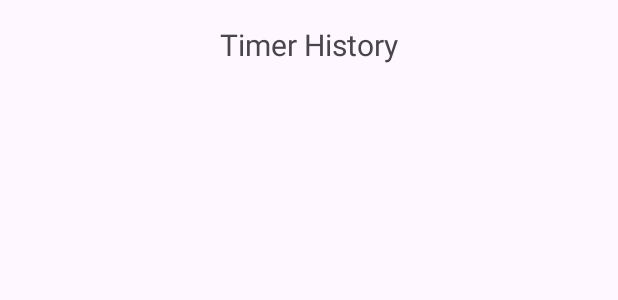
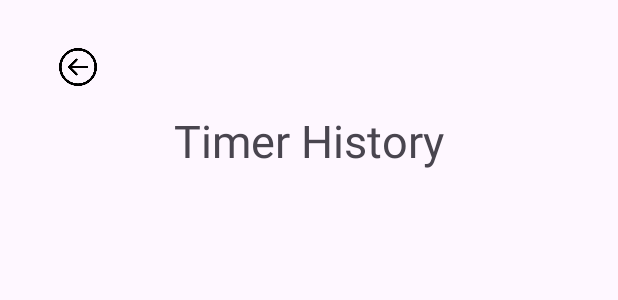
Before and after one commit to Aishwarya2004g/Timer-Project, an Android app: the layout activity_timer_history.xml on its own in the app's theme, with its tools: preview values and no code run, on a phone screen of 412 x 824 dp. Shown: the top 300 px of the screen. Run offline under Robolectric (Android 15) with nearby library versions, the phone set to English and light mode, and no system bars.

Commit message:
5th commit

```diff
--- a/app/src/main/java/com/example/timerapplication/TimerHistoryActivity.java
+++ b/app/src/main/java/com/example/timerapplication/TimerHistoryActivity.java
@@ -2,6 +2,7 @@ package com.example.timerapplication;
 
 import android.database.Cursor;
 import android.os.Bundle;
+import android.widget.ImageView;
 import android.widget.ListView;
 import android.widget.SimpleCursorAdapter;
 import androidx.appcompat.app.AppCompatActivity;
@@ -15,6 +16,10 @@ public class TimerHistoryActivity extends AppCompatActivity {
     protected void onCreate(Bundle savedInstanceState) {
         super.onCreate(savedInstanceState);
         setContentView(R.layout.activity_timer_history);
+        // Set up back navigation
+        ImageView backArrow = findViewById(R.id.back_arrow);
+        backArrow.setOnClickListener(v -> onBackPressed());
+
 
         listView = findViewById(R.id.historyListView);
         dbHelper = new TimerDatabaseHelper(this);
--- a/app/src/main/res/layout/activity_timer_history.xml
+++ b/app/src/main/res/layout/activity_timer_history.xml
@@ -1,16 +1,28 @@
 <LinearLayout xmlns:android="http://schemas.android.com/apk/res/android"
     android:layout_width="match_parent"
     android:layout_height="match_parent"
+    xmlns:app="http://schemas.android.com/apk/res-auto"
     android:orientation="vertical"
     android:padding="16dp">
-
+    <ImageView
+        android:id="@+id/back_arrow"
+        android:layout_width="40dp"
+        android:layout_height="25dp"
+        android:contentDescription="Back Arrow"
+        android:src="@drawable/ic_back_arrow"
+        android:onClick="onBackPressed"
+        app:layout_constraintTop_toTopOf="parent"
+        app:layout_constraintStart_toStartOf="parent"
+        android:layout_margin="16dp" />
     <TextView
         android:layout_width="wrap_content"
         android:layout_height="wrap_content"
+        android:layout_gravity="center_horizontal"
+        android:paddingBottom="16dp"
         android:text="Timer History"
-        android:textSize="20sp"
-        android:layout_gravity="center_horizontal"
-        android:paddingBottom="16dp"/>
+        android:textSize="30sp" />
+
+
 
     <ListView
         android:id="@+id/historyListView"
```
Also changed, not shown: app/src/main/java/com/example/timerapplication/TimerActivity.java (+22 -3 lines), app/src/main/res/drawable/ic_back_arrow.png (added).
